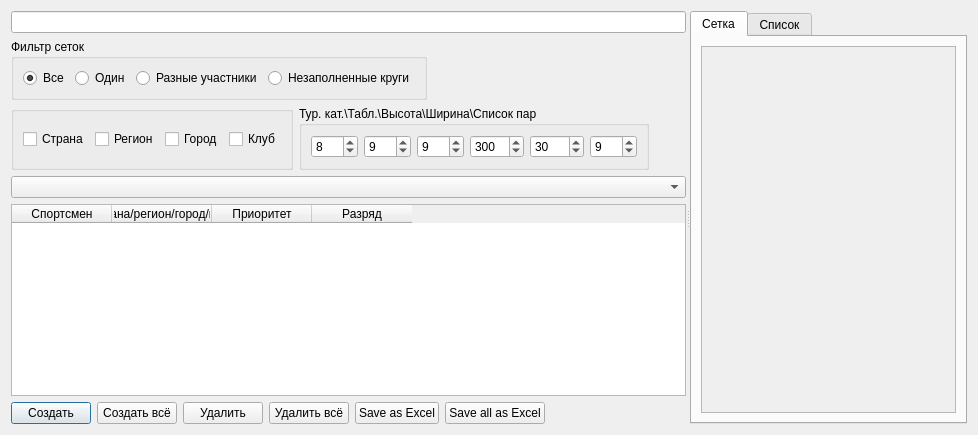
Old version of the form TournamentManager/dialogtournamentgrid.ui in the repository BarsukAlexey/xelarogi.
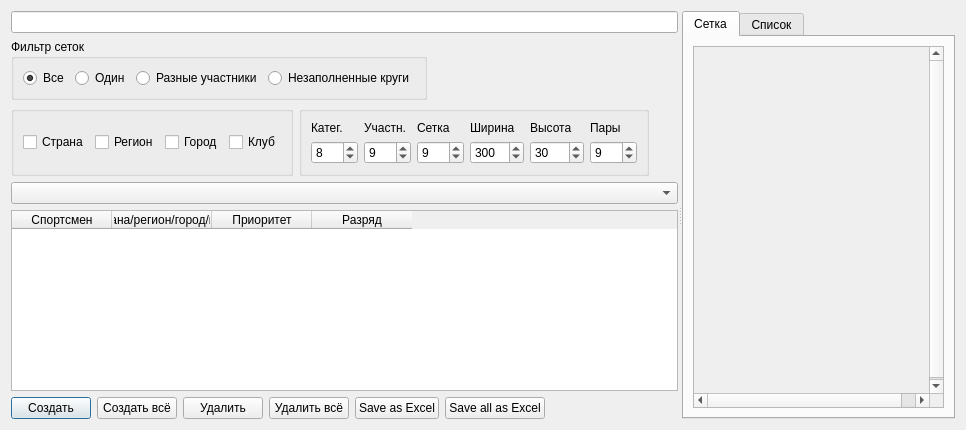
New version of the form. Custom widgets are drawn as their Qt base class.

```diff
--- a/TournamentManager/dialogtournamentgrid.ui
+++ b/TournamentManager/dialogtournamentgrid.ui
@@ -2,6 +2,14 @@
 <ui version="4.0">
  <class>DialogTournamentGrid</class>
  <widget class="QDialog" name="DialogTournamentGrid">
+  <property name="geometry">
+   <rect>
+    <x>0</x>
+    <y>0</y>
+    <width>966</width>
+    <height>430</height>
+   </rect>
+  </property>
   <property name="windowTitle">
    <string>Сетки</string>
   </property>
@@ -128,10 +136,10 @@
          <item>
           <widget class="QGroupBox" name="groupBox_5">
            <property name="title">
-            <string>Тур. кат.\Табл.\Высота\Ширина\Список пар</string>
+            <string/>
            </property>
            <layout class="QGridLayout" name="gridLayout_6">
-            <item row="0" column="1">
+            <item row="1" column="1">
              <widget class="QSpinBox" name="spinBoxFontSizeOfOrders">
               <property name="minimum">
                <number>1</number>
@@ -144,20 +152,20 @@
               </property>
              </widget>
             </item>
-            <item row="0" column="0">
-             <widget class="QSpinBox" name="spinBoxFontSizeOfTC">
+            <item row="1" column="4">
+             <widget class="QSpinBox" name="spinBoxHeight">
               <property name="minimum">
                <number>1</number>
               </property>
               <property name="maximum">
-               <number>228</number>
+               <number>3000</number>
               </property>
               <property name="value">
-               <number>8</number>
+               <number>30</number>
               </property>
              </widget>
             </item>
-            <item row="0" column="3">
+            <item row="1" column="3">
              <widget class="QSpinBox" name="spinBoxWidth">
               <property name="minimum">
                <number>1</number>
@@ -173,20 +181,20 @@
               </property>
              </widget>
             </item>
-            <item row="0" column="4">
-             <widget class="QSpinBox" name="spinBoxHeight">
+            <item row="1" column="0">
+             <widget class="QSpinBox" name="spinBoxFontSizeOfTC">
               <property name="minimum">
                <number>1</number>
               </property>
               <property name="maximum">
-               <number>3000</number>
+               <number>228</number>
               </property>
               <property name="value">
-               <number>30</number>
+               <number>8</number>
               </property>
              </widget>
             </item>
-            <item row="0" column="5">
+            <item row="1" column="5">
              <widget class="QSpinBox" name="spinBoxFontSizeOfListOfPairs">
               <property name="minimum">
                <number>1</number>
@@ -199,7 +207,7 @@
               </property>
              </widget>
             </item>
-            <item row="0" column="2">
+            <item row="1" column="2">
              <widget class="QSpinBox" name="spinBoxFontSizeOfNodeOfGrid">
               <property name="minimum">
                <number>1</number>
@@ -212,6 +220,48 @@
               </property>
              </widget>
             </item>
+            <item row="0" column="0">
+             <widget class="QLabel" name="label">
+              <property name="text">
+               <string>Катег.</string>
+              </property>
+             </widget>
+            </item>
+            <item row="0" column="1">
+             <widget class="QLabel" name="label_2">
+              <property name="text">
+               <string>Участн.</string>
+              </property>
+             </widget>
+            </item>
+            <item row="0" column="2">
+             <widget class="QLabel" name="label_3">
+              <property name="text">
+               <string>Сетка</string>
+              </property>
+             </widget>
+            </item>
+            <item row="0" column="3">
+             <widget class="QLabel" name="label_4">
+              <property name="text">
+               <string>Ширина</string>
+              </property>
+             </widget>
+            </item>
+            <item row="0" column="4">
+             <widget class="QLabel" name="label_5">
+              <property name="text">
+               <string>Высота</string>
+              </property>
+             </widget>
+            </item>
+            <item row="0" column="5">
+             <widget class="QLabel" name="label_6">
+              <property name="text">
+               <string>Пары</string>
+              </property>
+             </widget>
+            </item>
            </layout>
           </widget>
          </item>
```
